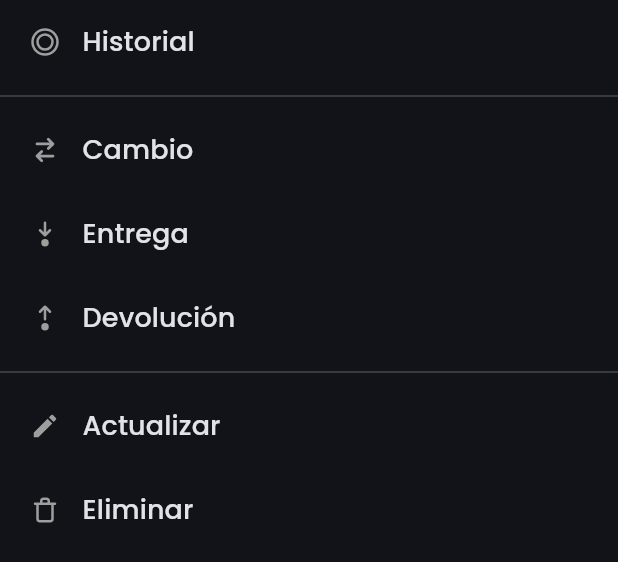
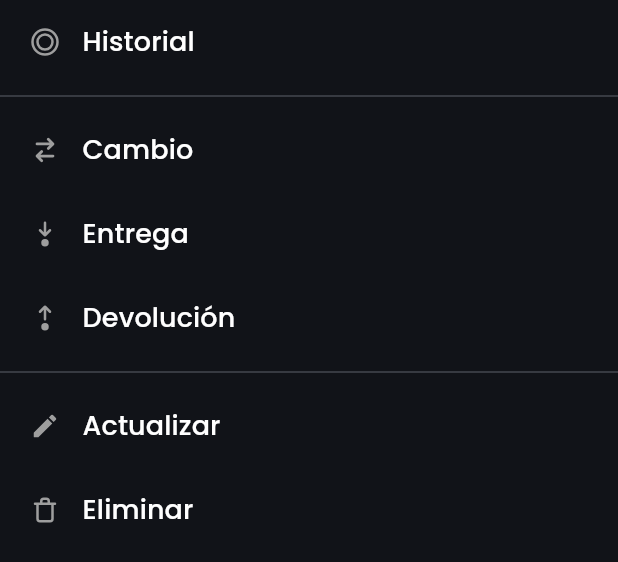
Before and after one commit to carum98/skyradio_mobile, a Flutter app: the ClientsActionsView widget shown alone on an empty page, opened directly with empty values, on a phone screen of 412 x 824 dp. Shown: the top 562 px of the screen. Run offline on Flutter 3.47's test engine with Material 3 defaults, Android fonts, the phone set to English and light mode, and no system bars; our stand-ins replace flutter_secure_storage, flutter_svg; accounts and stored records are empty; network calls fail.

Commit message:
Add SkButton with icon

```diff
--- a/lib/views/clients_actions.dart
+++ b/lib/views/clients_actions.dart
@@ -1,6 +1,7 @@
 import 'package:flutter/material.dart';
 import 'package:skyradio_mobile/core/router.dart';
 import 'package:skyradio_mobile/models/clients.dart';
+import 'package:skyradio_mobile/widgets/button.dart';
 import 'package:skyradio_mobile/widgets/icons.dart';
 
 class ClientsActionsView extends StatelessWidget {
@@ -17,94 +18,55 @@ class ClientsActionsView extends StatelessWidget {
   Widget build(BuildContext context) {
     return Column(
       children: [
-        _ActionButton(
-          label: 'Historial',
+        SkButton.block(
+          text: 'Historial',
           icon: SkIconData.history,
+          backgroundColor: Colors.transparent,
+          textLeft: true,
           onPressed: () {},
         ),
         const Divider(),
-        _ActionButton(
-          label: 'Cambio',
+        SkButton.block(
+          text: 'Cambio',
           icon: SkIconData.arrows,
+          backgroundColor: Colors.transparent,
+          textLeft: true,
           onPressed: () {},
         ),
-        _ActionButton(
-          label: 'Entrega',
+        SkButton.block(
+          text: 'Entrega',
           icon: SkIconData.arrow_down,
+          backgroundColor: Colors.transparent,
+          textLeft: true,
           onPressed: () {},
         ),
-        _ActionButton(
-          label: 'Devolución',
+        SkButton.block(
+          text: 'Devolución',
           icon: SkIconData.arrow_up,
+          backgroundColor: Colors.transparent,
+          textLeft: true,
           onPressed: () {},
         ),
         const Divider(),
-        _ActionButton(
-          label: 'Actualizar',
+        SkButton.block(
+          text: 'Actualizar',
           icon: SkIconData.update,
+          backgroundColor: Colors.transparent,
+          textLeft: true,
           onPressed: () {
             Navigator.of(context)
                 .pushNamed(CLIENT_UPDATE_VIEW, arguments: client)
                 .then((value) => {if (value == true) onRefresh()});
           },
         ),
-        _ActionButton(
-          label: 'Eliminar',
+        SkButton.block(
+          text: 'Eliminar',
           icon: SkIconData.trash,
+          backgroundColor: Colors.transparent,
+          textLeft: true,
           onPressed: () {},
         ),
       ],
     );
   }
 }
-
-class _ActionButton extends StatelessWidget {
-  final String label;
-  final SkIconData icon;
-  final VoidCallback onPressed;
-
-  const _ActionButton({
-    required this.label,
-    required this.icon,
-    required this.onPressed,
-  });
-
-  @override
-  Widget build(BuildContext context) {
-    return SizedBox(
-      width: double.infinity,
-      child: ElevatedButton(
-        style: ElevatedButton.styleFrom(
-          backgroundColor: Colors.transparent,
-          foregroundColor: Theme.of(context).textTheme.bodyMedium!.color,
-          padding: const EdgeInsets.symmetric(
-            horizontal: 20,
-            vertical: 15,
-          ),
-        ),
-        onPressed: () {
-          Navigator.pop(context);
-          onPressed();
-        },
-        child: Row(
-          mainAxisAlignment: MainAxisAlignment.center,
-          children: [
-            SkIcon(
-              icon,
-              size: 20,
-              color: Colors.grey,
-            ),
-            const SizedBox(width: 15),
-            Expanded(
-              child: Text(
-                label,
-                overflow: TextOverflow.ellipsis,
-                style: const TextStyle(fontSize: 18),
-              ),
-            ),
-          ],
-        ),
-      ),
-    );
-  }
-}
--- a/lib/widgets/button.dart
+++ b/lib/widgets/button.dart
@@ -1,42 +1,78 @@
 import 'package:flutter/material.dart';
+import 'package:skyradio_mobile/widgets/icons.dart';
 
 class SkButton extends StatelessWidget {
-  final void Function() onPressed;
+  final VoidCallback onPressed;
   final String text;
+  final SkIconData? icon;
+  final Color? backgroundColor;
+  final bool textLeft;
 
   const SkButton({
     super.key,
     required this.onPressed,
     required this.text,
+    this.icon,
+    this.backgroundColor,
+    this.textLeft = false,
   });
 
   static Widget block({
     required void Function() onPressed,
     required String text,
+    SkIconData? icon,
+    Color? backgroundColor,
+    bool textLeft = false,
   }) {
     return SizedBox(
       width: double.infinity,
       child: SkButton(
         onPressed: onPressed,
         text: text,
+        icon: icon,
+        backgroundColor: backgroundColor,
+        textLeft: textLeft,
       ),
     );
   }
 
   @override
   Widget build(BuildContext context) {
+    final mainAxisSize =
+        context.findAncestorWidgetOfExactType<SizedBox>() != null
+            ? MainAxisSize.max
+            : MainAxisSize.min;
+
+    final mainAxisAlignment =
+        textLeft ? MainAxisAlignment.start : MainAxisAlignment.center;
+
     return ElevatedButton(
       onPressed: onPressed,
       style: ElevatedButton.styleFrom(
-        backgroundColor: Theme.of(context).primaryColor,
+        backgroundColor: backgroundColor ?? Theme.of(context).primaryColor,
         padding: const EdgeInsets.symmetric(
           vertical: 15,
           horizontal: 20,
         ),
       ),
-      child: Text(
-        text,
-        style: const TextStyle(fontSize: 18, color: Colors.white),
+      child: Row(
+        mainAxisSize: mainAxisSize,
+        mainAxisAlignment: mainAxisAlignment,
+        children: [
+          if (icon != null) ...[
+            SkIcon(
+              icon!,
+              size: 20,
+              color: Colors.grey,
+            ),
+            const SizedBox(width: 15),
+          ],
+          Text(
+            text,
+            overflow: TextOverflow.ellipsis,
+            style: const TextStyle(fontSize: 18, color: Colors.white),
+          ),
+        ],
       ),
     );
   }
```
